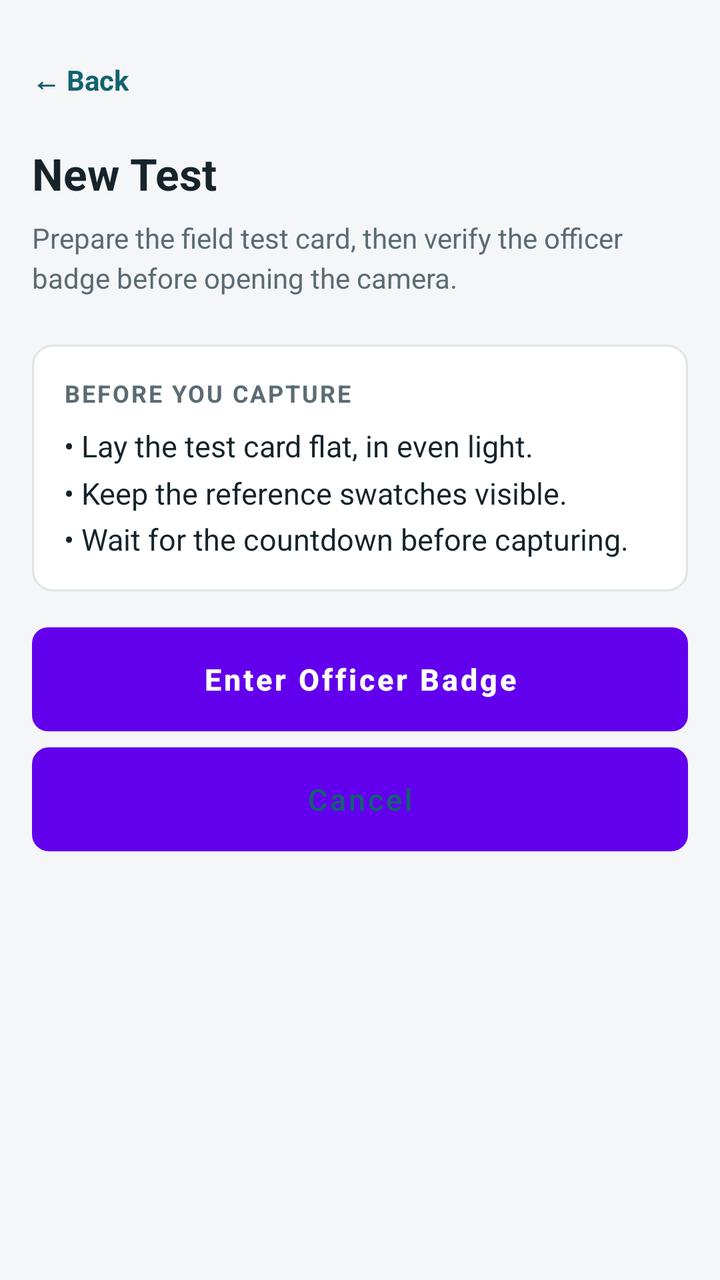
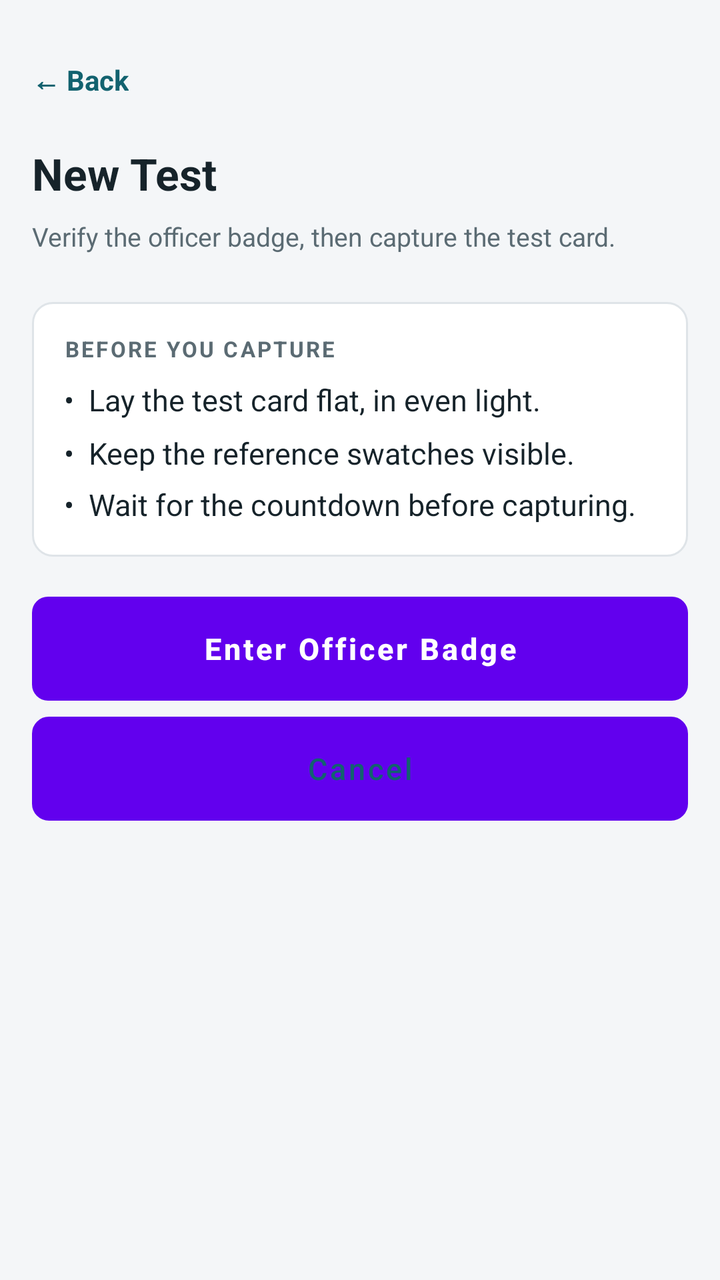

Screens rendered from an Android XML layout before and after an edit, with the pre-edit source and the edit as a unified diff.
<!-- AndroidManifest.xml: fallback theme Theme.MaterialComponents.DayNight.NoActionBar -->
<!-- res/layout/activity_new_test.xml -->
<?xml version="1.0" encoding="utf-8"?>
<ScrollView xmlns:android="http://schemas.android.com/apk/res/android"
    android:layout_width="match_parent"
    android:layout_height="match_parent"
    android:background="@color/background"
    android:fitsSystemWindows="true"
    android:fillViewport="true">

    <LinearLayout
        android:layout_width="match_parent"
        android:layout_height="wrap_content"
        android:orientation="vertical"
        android:padding="@dimen/screen_margin">

        <TextView
            android:id="@+id/tvBack"
            style="@style/Text.BackLink"
            android:layout_width="wrap_content"
            android:layout_height="wrap_content"
            android:contentDescription="@string/badge_back"
            android:text="@string/badge_back" />

        <TextView
            style="@style/Text.ScreenTitle"
            android:layout_width="wrap_content"
            android:layout_height="wrap_content"
            android:layout_marginTop="@dimen/item_gap"
            android:text="New Test" />

        <TextView
            style="@style/Text.Support"
            android:layout_width="match_parent"
            android:layout_height="wrap_content"
            android:layout_marginTop="@dimen/item_gap"
            android:text="Prepare the field test card, then verify the officer badge before opening the camera." />

        <LinearLayout
            style="@style/Widget.Card"
            android:layout_width="match_parent"
            android:layout_height="wrap_content"
            android:layout_marginTop="@dimen/section_gap">

            <TextView
                style="@style/Text.SectionLabel"
                android:layout_width="wrap_content"
                android:layout_height="wrap_content"
                android:text="BEFORE YOU CAPTURE" />

            <TextView
                style="@style/Text.Body"
                android:layout_width="match_parent"
                android:layout_height="wrap_content"
                android:layout_marginTop="@dimen/item_gap"
                android:lineSpacingMultiplier="1.3"
                android:text="• Lay the test card flat, in even light.\n• Keep the reference swatches visible.\n• Wait for the countdown before capturing." />
        </LinearLayout>

        <Button
            android:id="@+id/btnOpenCamera"
            style="@style/Widget.Button.Primary"
            android:layout_width="match_parent"
            android:layout_height="@dimen/button_height"
            android:layout_marginTop="@dimen/item_gap"
            android:text="Enter Officer Badge" />

        <Button
            android:id="@+id/btnBack"
            style="@style/Widget.Button.Secondary"
            android:layout_width="match_parent"
            android:layout_height="@dimen/button_height"
            android:layout_marginTop="@dimen/item_gap"
            android:text="Cancel" />

    </LinearLayout>
</ScrollView>
<!-- resources referenced by this layout -->
<resources>
  <color name="background">#F4F6F8</color>
  <dimen name="button_height">52dp</dimen>
  <dimen name="item_gap">8dp</dimen>
  <dimen name="screen_margin">16dp</dimen>
  <dimen name="section_gap">24dp</dimen>
  <string name="badge_back">← Back</string>
  <style name="Text.BackLink" parent="">
          <item name="android:textSize">14sp</item>
          <item name="android:textStyle">bold</item>
          <item name="android:textColor">@color/primary</item>
          <item name="android:minHeight">@dimen/touch_target</item>
          <item name="android:gravity">center_vertical</item>
          <item name="android:background">?android:attr/selectableItemBackground</item>
          <item name="android:clickable">true</item>
          <item name="android:focusable">true</item>
      </style>
  <style name="Text.Body" parent="">
          <item name="android:textSize">15sp</item>
          <item name="android:textColor">@color/text_primary</item>
      </style>
  <style name="Text.ScreenTitle" parent="">
          <item name="android:textSize">22sp</item>
          <item name="android:textStyle">bold</item>
          <item name="android:textColor">@color/text_primary</item>
      </style>
  <style name="Text.SectionLabel" parent="">
          <item name="android:textSize">12sp</item>
          <item name="android:textStyle">bold</item>
          <item name="android:textColor">@color/text_secondary</item>
          <item name="android:letterSpacing">0.08</item>
      </style>
  <style name="Text.Support" parent="">
          <item name="android:textSize">14sp</item>
          <item name="android:textColor">@color/text_secondary</item>
          <item name="android:lineSpacingMultiplier">1.2</item>
      </style>
  <style name="Widget.Button.Secondary" parent="">
          <item name="android:layout_width">match_parent</item>
          <item name="android:layout_height">@dimen/button_height</item>
          <item name="android:background">@drawable/bg_button_secondary</item>
          <item name="android:textColor">@color/primary</item>
          <item name="android:textSize">15sp</item>
          <item name="android:textAllCaps">false</item>
          <item name="android:stateListAnimator">@null</item>
      </style>
  <style name="Widget.Card" parent="">
          <item name="android:background">@drawable/bg_card</item>
          <item name="android:padding">@dimen/card_padding</item>
          <item name="android:layout_marginBottom">@dimen/card_gap</item>
          <item name="android:orientation">vertical</item>
      </style>
  <color name="primary">#12626F</color>
  <dimen name="touch_target">48dp</dimen>
  <color name="text_primary">#16232A</color>
  <color name="text_secondary">#5B6B73</color>
  <!-- drawable bg_button_primary (drawable) -->
  <?xml version="1.0" encoding="utf-8"?>
  <shape xmlns:android="http://schemas.android.com/apk/res/android"
      android:shape="rectangle">
      <solid android:color="@color/primary" />
      <corners android:radius="@dimen/button_radius" />
  </shape>
  <color name="on_primary">#FFFFFF</color>
  <!-- drawable bg_button_secondary (drawable) -->
  <?xml version="1.0" encoding="utf-8"?>
  <shape xmlns:android="http://schemas.android.com/apk/res/android"
      android:shape="rectangle">
      <solid android:color="@color/surface" />
      <stroke
          android:width="1dp"
          android:color="@color/primary" />
      <corners android:radius="@dimen/button_radius" />
  </shape>
  <!-- drawable bg_card (drawable) -->
  <?xml version="1.0" encoding="utf-8"?>
  <shape xmlns:android="http://schemas.android.com/apk/res/android"
      android:shape="rectangle">
      <solid android:color="@color/surface" />
      <stroke
          android:width="1dp"
          android:color="@color/divider" />
      <corners android:radius="@dimen/card_radius" />
  </shape>
  <dimen name="card_padding">16dp</dimen>
  <dimen name="card_gap">10dp</dimen>
  <dimen name="button_radius">8dp</dimen>
  <color name="surface">#FFFFFF</color>
  <color name="divider">#DFE4E8</color>
  <dimen name="card_radius">10dp</dimen>
  <!-- unchanged entries left out for length: 1 -->
</resources>

<!-- the commit's change to res/layout/activity_new_test.xml (unified diff, before → after) -->
@@ -32,7 +32,7 @@
             android:layout_width="match_parent"
             android:layout_height="wrap_content"
             android:layout_marginTop="@dimen/item_gap"
-            android:text="Prepare the field test card, then verify the officer badge before opening the camera." />
+            android:text="Verify the officer badge, then capture the test card." />
 
         <LinearLayout
             style="@style/Widget.Card"
@@ -51,8 +51,8 @@
                 android:layout_width="match_parent"
                 android:layout_height="wrap_content"
                 android:layout_marginTop="@dimen/item_gap"
-                android:lineSpacingMultiplier="1.3"
-                android:text="• Lay the test card flat, in even light.\n• Keep the reference swatches visible.\n• Wait for the countdown before capturing." />
+                android:lineSpacingMultiplier="1.45"
+                android:text="•  Lay the test card flat, in even light.\n•  Keep the reference swatches visible.\n•  Wait for the countdown before capturing." />
         </LinearLayout>
 
         <Button
<!-- resource entries referenced after the edit -->
@@ -26,15 +26,15 @@
           <item name="android:textColor">@color/text_primary</item>
       </style>
   <style name="Text.SectionLabel" parent="">
-          <item name="android:textSize">12sp</item>
+          <item name="android:textSize">11sp</item>
           <item name="android:textStyle">bold</item>
           <item name="android:textColor">@color/text_secondary</item>
-          <item name="android:letterSpacing">0.08</item>
+          <item name="android:letterSpacing">0.10</item>
       </style>
   <style name="Text.Support" parent="">
-          <item name="android:textSize">14sp</item>
+          <item name="android:textSize">13sp</item>
           <item name="android:textColor">@color/text_secondary</item>
-          <item name="android:lineSpacingMultiplier">1.2</item>
+          <item name="android:lineSpacingMultiplier">1.25</item>
       </style>
   <style name="Widget.Button.Secondary" parent="">
           <item name="android:layout_width">match_parent</item>
@@ -84,7 +84,7 @@
       <corners android:radius="@dimen/card_radius" />
   </shape>
   <dimen name="card_padding">16dp</dimen>
-  <dimen name="card_gap">10dp</dimen>
+  <dimen name="card_gap">12dp</dimen>
   <dimen name="button_radius">8dp</dimen>
   <color name="surface">#FFFFFF</color>
   <color name="divider">#DFE4E8</color>
